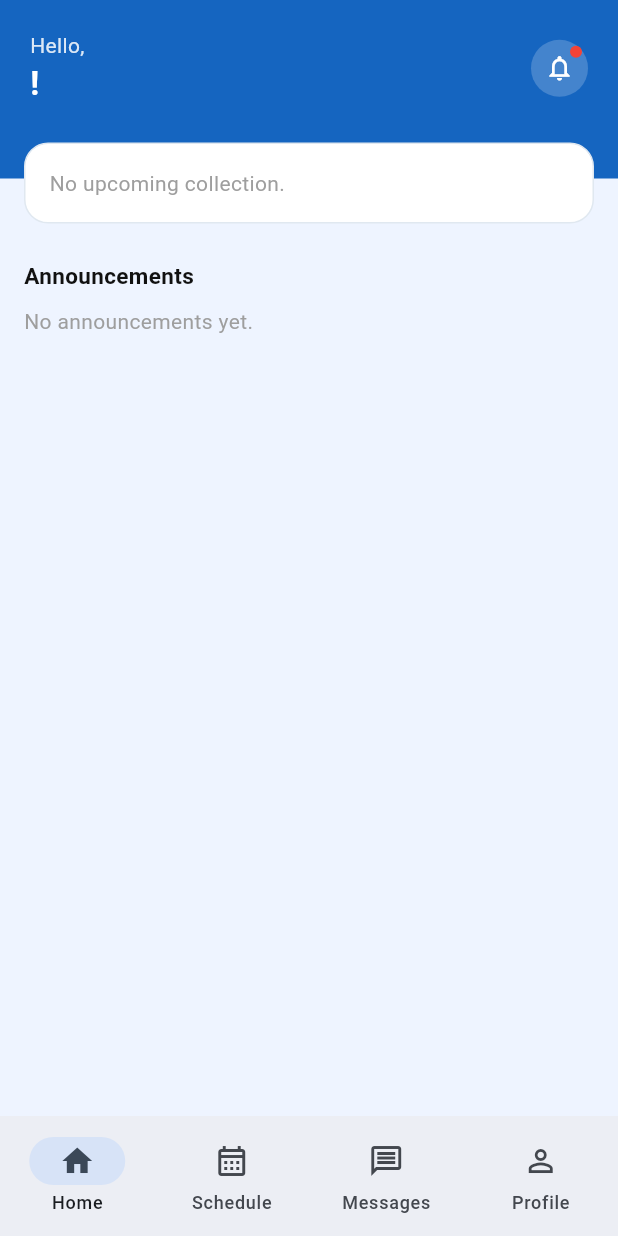
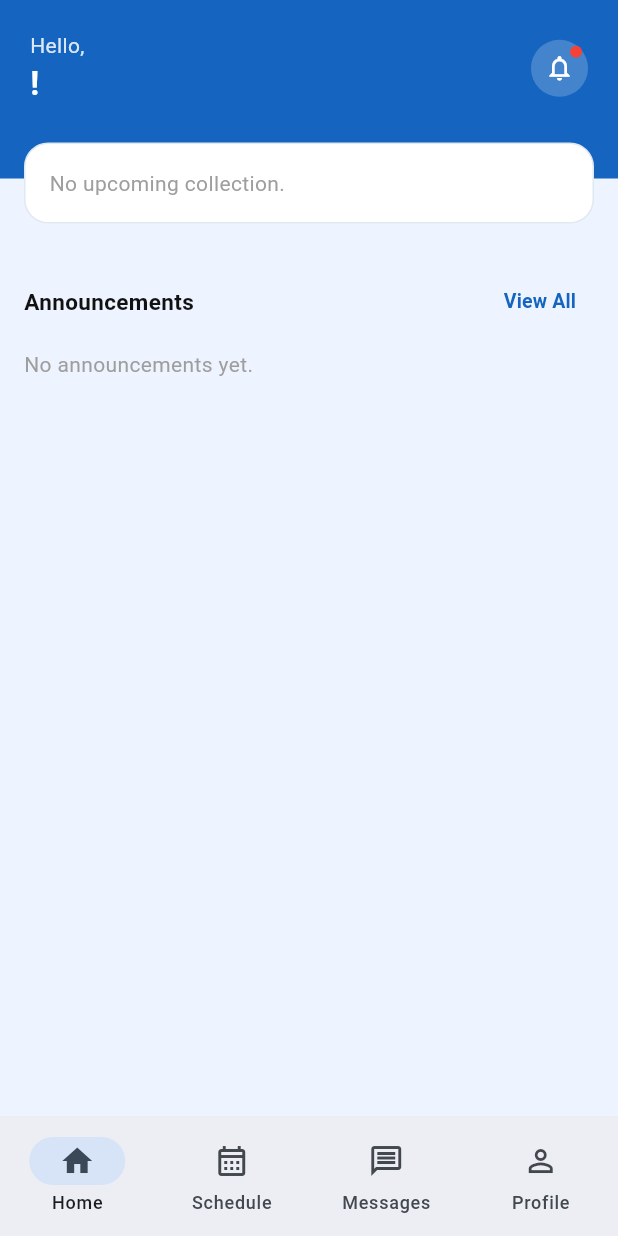
Before and after one commit to icenacream/barangay-waste-app, a Flutter app: the screen it shows once a user with an empty profile is signed in, on a phone screen of 412 x 824 dp. Run offline on Flutter 3.47's test engine with Material 3 defaults, Android fonts, the phone set to English and light mode, and no system bars; our stand-ins replace cloud_firestore, firebase_auth, firebase_core, go_router; accounts and stored records are empty; generated files the repository leaves out were written again.

Commit message:
fix: announcement card full width and better formatting

```diff
--- a/lib/screens/resident/home_screen.dart
+++ b/lib/screens/resident/home_screen.dart
@@ -112,11 +112,32 @@ class _HomeScreenState extends State<HomeScreen> {
                       offset: const Offset(0, -24),
                       child: _buildNextCollectionCard(),
                     ),
-                    const Text(
-                      'Announcements',
-                      style: TextStyle(fontSize: 15, fontWeight: FontWeight.w700, color: Color(0xFF111111)),
+                    const SizedBox(height: 4),
+                    Row(
+                      mainAxisAlignment: MainAxisAlignment.spaceBetween,
+                      children: [
+                        const Text(
+                          'Announcements',
+                          style: TextStyle(
+                            fontSize: 15,
+                            fontWeight: FontWeight.w700,
+                            color: Color(0xFF111111)
+                          ),
+                        ),
+                        TextButton(
+                          onPressed: () {},
+                          child: const Text(
+                            'View All',
+                            style: TextStyle(
+                              fontSize: 13,
+                              color: Color(0xFF1565C0),
+                              fontWeight: FontWeight.w600,
+                            )
+                          )
+                        )
+                      ],
                     ),
-                    const SizedBox(height: 10),
+                    const SizedBox(height: 8),
                     _buildAnnouncementsList(),
                   ],
                 ),
@@ -227,30 +248,49 @@ class _HomeScreenState extends State<HomeScreen> {
   Widget _buildAnnouncementCard(AnnouncementModel announcement) {
     return Container(
       margin: const EdgeInsets.only(bottom: 10),
-      padding: const EdgeInsets.all(14),
+      padding: const EdgeInsets.all(16),
       decoration: BoxDecoration(
         color: Colors.white,
         borderRadius: BorderRadius.circular(12),
-        border: const Border(left: BorderSide(color: Color(0xFF1565C0), width: 3)),
+        border: const Border(
+          left: BorderSide(color: Color(0xFF1565C0), width: 3),
+          ),
+          boxShadow: [
+            BoxShadow(
+              color: Colors.black.withValues(alpha: 0.04),
+              blurRadius: 6,
+              offset: const Offset(0, 2),
+            ),
+          ]
       ),
       child: Column(
         crossAxisAlignment: CrossAxisAlignment.start,
         children: [
           Text(
             announcement.title,
-            style: const TextStyle(fontSize: 13, fontWeight: FontWeight.w700, color: Color(0xFF111111)),
+            style:
+            const TextStyle(
+              fontSize: 13,
+              fontWeight: FontWeight.w700,
+              color: Color(0xFF111111)
+            ),
           ),
-          const SizedBox(height: 4),
+          const SizedBox(height: 6),
           Text(
             announcement.message,
             maxLines: 2,
             overflow: TextOverflow.ellipsis,
-            style: const TextStyle(fontSize: 12, color: Color(0xFF666666), height: 1.4),
+            style: const TextStyle(
+              fontSize: 13,
+              color: Color(0xFF666666),
+              height: 1.5),
           ),
-          const SizedBox(height: 6),
+          const SizedBox(height: 8),
           Text(
             DateFormat('MMM d, yyyy').format(announcement.createdAt),
-            style: const TextStyle(fontSize: 11, color: Color(0xFF999999)),
+            style: const TextStyle(
+              fontSize: 11,
+              color: Color(0xFF999999)),
           ),
         ],
       ),
```
